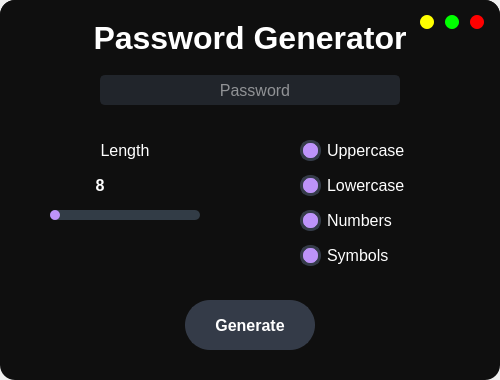
First picture: the form in GUI/design.ui, repository Abid-Chowdhury/Password-Generator, before the edit.
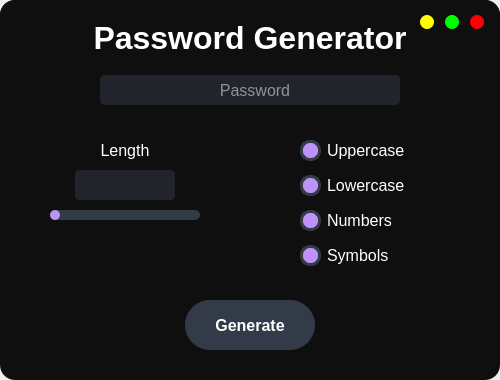
Second picture: the form after the edit.

```diff
--- a/GUI/design.ui
+++ b/GUI/design.ui
@@ -23,6 +23,12 @@
       <height>380</height>
      </rect>
     </property>
+    <property name="acceptDrops">
+     <bool>false</bool>
+    </property>
+    <property name="autoFillBackground">
+     <bool>false</bool>
+    </property>
     <property name="styleSheet">
      <string notr="true">QFrame {
 	border-radius: 15px;
@@ -378,36 +384,7 @@
       <set>Qt::AlignCenter</set>
      </property>
     </widget>
-    <widget class="QLabel" name="label_3">
-     <property name="geometry">
-      <rect>
-       <x>50</x>
-       <y>170</y>
-       <width>100</width>
-       <height>30</height>
-      </rect>
-     </property>
-     <property name="font">
-      <font>
-       <family>Arial</family>
-       <pointsize>12</pointsize>
-       <weight>75</weight>
-       <bold>true</bold>
-      </font>
-     </property>
-     <property name="styleSheet">
-      <string notr="true">QLabel {
-	color: white;
-}</string>
-     </property>
-     <property name="text">
-      <string>8</string>
-     </property>
-     <property name="alignment">
-      <set>Qt::AlignCenter</set>
-     </property>
-    </widget>
-    <widget class="QLineEdit" name="lineEdit">
+    <widget class="QLineEdit" name="lineEdit_Password">
      <property name="geometry">
       <rect>
        <x>100</x>
@@ -508,6 +485,55 @@
       <string/>
      </property>
     </widget>
+    <widget class="QLineEdit" name="lineEdit_Length_Number">
+     <property name="geometry">
+      <rect>
+       <x>75</x>
+       <y>170</y>
+       <width>100</width>
+       <height>30</height>
+      </rect>
+     </property>
+     <property name="font">
+      <font>
+       <family>Arial</family>
+       <pointsize>12</pointsize>
+       <weight>75</weight>
+       <bold>true</bold>
+      </font>
+     </property>
+     <property name="autoFillBackground">
+      <bool>false</bool>
+     </property>
+     <property name="styleSheet">
+      <string notr="true">QLineEdit {
+	color: white;
+	background-color: rgb(33, 37, 43);
+	border-radius: 5px;
+	border: 2px solid rgb(33, 37, 43);
+	selection-color: rgb(255, 255, 255);
+	selection-background-color: rgb(255, 121, 198);
+}
+QLineEdit:hover {
+	border: 2px solid rgb(64, 71, 88);
+}
+QLineEdit:focus {
+	border: 2px solid rgb(91, 101, 124);
+}</string>
+     </property>
+     <property name="inputMethodHints">
+      <set>Qt::ImhNone</set>
+     </property>
+     <property name="maxLength">
+      <number>5</number>
+     </property>
+     <property name="alignment">
+      <set>Qt::AlignCenter</set>
+     </property>
+     <property name="placeholderText">
+      <string/>
+     </property>
+    </widget>
    </widget>
   </widget>
  </widget>
```
Left out of the diff: 23 changed lines with no effect on the pictures.
